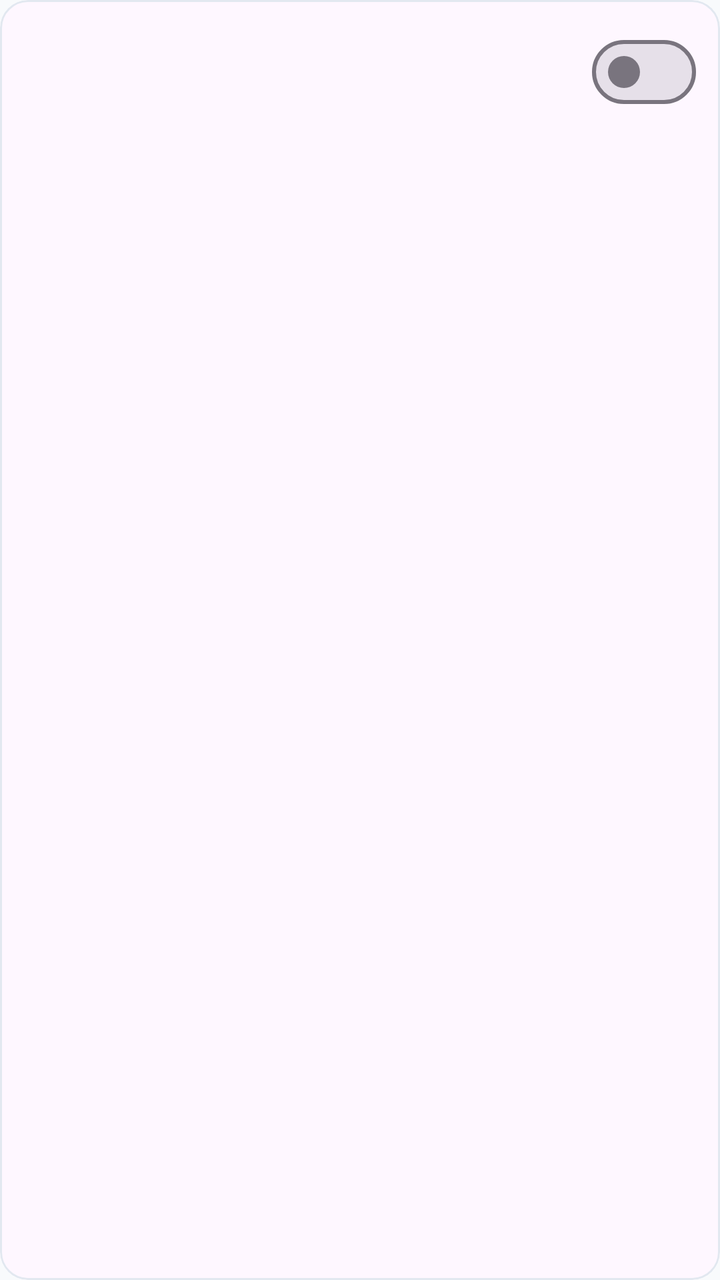
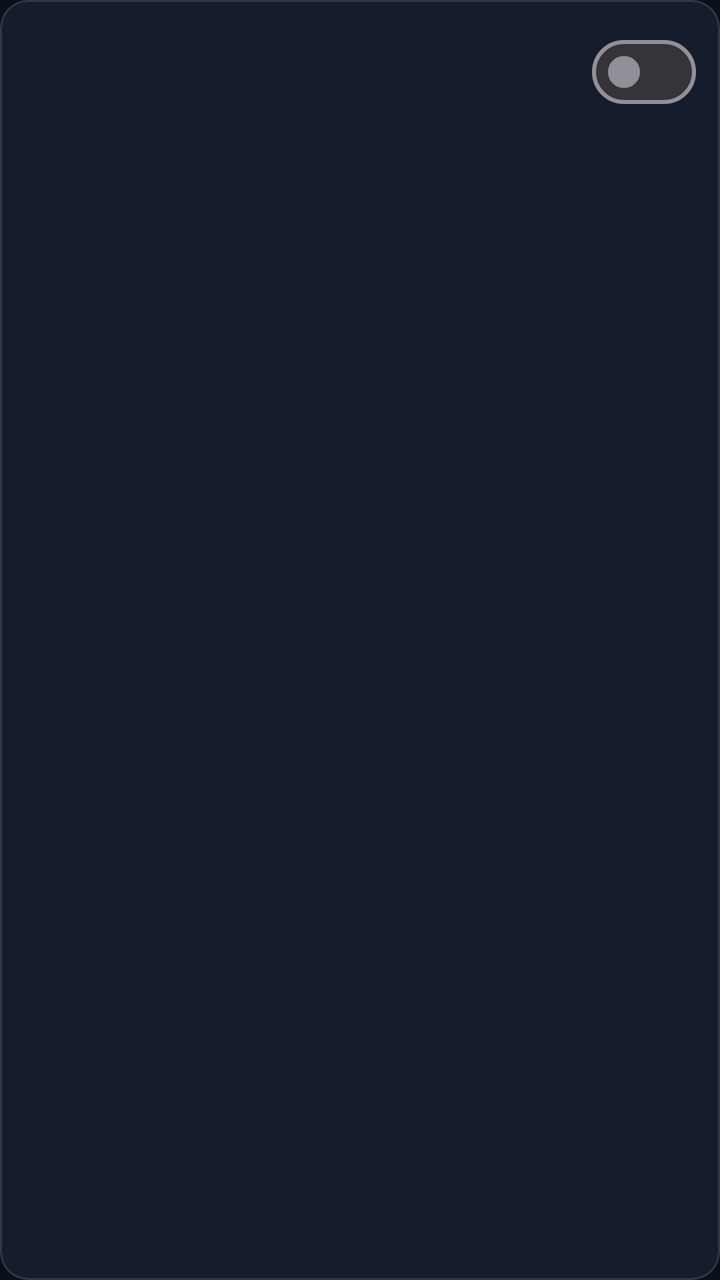

An Android layout rendered at two revisions. The XML below is the earlier revision; the diff shows what the commit changed to produce the second picture.
<!-- AndroidManifest.xml: application theme Theme.QuizLock -->
<!-- res/layout/item_app.xml -->
<?xml version="1.0" encoding="utf-8"?>
<com.google.android.material.card.MaterialCardView xmlns:android="http://schemas.android.com/apk/res/android"
    xmlns:app="http://schemas.android.com/apk/res-auto"
    android:layout_width="match_parent"
    android:layout_height="wrap_content"
    android:layout_marginBottom="8dp"
    app:cardCornerRadius="14dp"
    app:cardElevation="0dp"
    app:strokeWidth="1dp"
    app:strokeColor="@color/border_color">

    <LinearLayout
        android:layout_width="match_parent"
        android:layout_height="wrap_content"
        android:gravity="center_vertical"
        android:orientation="horizontal"
        android:padding="12dp">

        <ImageView
            android:id="@+id/ivAppIcon"
            android:layout_width="44dp"
            android:layout_height="44dp"
            android:layout_marginEnd="12dp"
            android:contentDescription="App Icon" />

        <LinearLayout
            android:layout_width="0dp"
            android:layout_height="wrap_content"
            android:layout_weight="1"
            android:orientation="vertical">

            <TextView
                android:id="@+id/tvAppName"
                android:layout_width="wrap_content"
                android:layout_height="wrap_content"
                android:textColor="@color/text_primary"
                android:textSize="15sp"
                android:textStyle="bold" />

            <TextView
                android:id="@+id/tvAppPackage"
                android:layout_width="wrap_content"
                android:layout_height="wrap_content"
                android:textColor="@color/text_muted"
                android:textSize="11sp" />
        </LinearLayout>

        <com.google.android.material.materialswitch.MaterialSwitch
            android:id="@+id/switchLock"
            android:layout_width="wrap_content"
            android:layout_height="wrap_content" />

    </LinearLayout>

</com.google.android.material.card.MaterialCardView>
<!-- resources referenced by this layout -->
<resources>
  <color name="border_color">#E2E8F0</color>
  <color name="text_muted">#94A3B8</color>
  <color name="text_primary">#0F172A</color>
  <style name="Theme.QuizLock" parent="Theme.Material3.DayNight.NoActionBar">
          <item name="colorPrimary">@color/primary</item>
          <item name="colorPrimaryDark">@color/primary_dark</item>
          <item name="colorAccent">@color/accent</item>
          <item name="android:windowBackground">@color/background_light</item>
          <item name="android:statusBarColor">@color/primary</item>
          <item name="android:windowLightStatusBar">false</item>
      </style>
  <color name="primary">#4F46E5</color>
  <color name="primary_dark">#3730A3</color>
  <color name="accent">#818CF8</color>
  <color name="background_light">#F8FAFC</color>
</resources>

<!-- the commit's change to res/layout/item_app.xml (unified diff, before → after) -->
@@ -4,10 +4,11 @@
     android:layout_width="match_parent"
     android:layout_height="wrap_content"
     android:layout_marginBottom="8dp"
+    app:cardBackgroundColor="@color/card_dark"
     app:cardCornerRadius="14dp"
     app:cardElevation="0dp"
-    app:strokeWidth="1dp"
-    app:strokeColor="@color/border_color">
+    app:strokeColor="@color/border_dark"
+    app:strokeWidth="1dp">
 
     <LinearLayout
         android:layout_width="match_parent"
@@ -41,7 +42,7 @@
                 android:id="@+id/tvAppPackage"
                 android:layout_width="wrap_content"
                 android:layout_height="wrap_content"
-                android:textColor="@color/text_muted"
+                android:textColor="@color/text_secondary"
                 android:textSize="11sp" />
         </LinearLayout>
 
<!-- resource entries referenced after the edit -->
@@ -1,19 +1,23 @@
 <!-- resources referenced by this layout -->
 <resources>
-  <color name="border_color">#E2E8F0</color>
-  <color name="text_muted">#94A3B8</color>
-  <color name="text_primary">#0F172A</color>
-  <style name="Theme.QuizLock" parent="Theme.Material3.DayNight.NoActionBar">
+  <color name="border_dark">#2B384E</color>
+  <color name="card_dark">#151D2C</color>
+  <color name="text_primary">#F8FAFC</color>
+  <color name="text_secondary">#94A3B8</color>
+  <style name="Theme.QuizLock" parent="Theme.Material3.Dark.NoActionBar">
           <item name="colorPrimary">@color/primary</item>
           <item name="colorPrimaryDark">@color/primary_dark</item>
           <item name="colorAccent">@color/accent</item>
-          <item name="android:windowBackground">@color/background_light</item>
-          <item name="android:statusBarColor">@color/primary</item>
+          <item name="colorSurface">@color/card_dark</item>
+          <item name="android:windowBackground">@color/bg_dark</item>
+          <item name="android:statusBarColor">@color/bg_dark</item>
+          <item name="android:navigationBarColor">@color/bg_dark</item>
           <item name="android:windowLightStatusBar">false</item>
+          <item name="android:windowLightNavigationBar">false</item>
       </style>
-  <color name="primary">#4F46E5</color>
-  <color name="primary_dark">#3730A3</color>
-  <color name="accent">#818CF8</color>
-  <color name="background_light">#F8FAFC</color>
+  <color name="primary">#6366F1</color>
+  <color name="primary_dark">#4F46E5</color>
+  <color name="accent">#6366F1</color>
+  <color name="bg_dark">#0B0F19</color>
 </resources>
 
